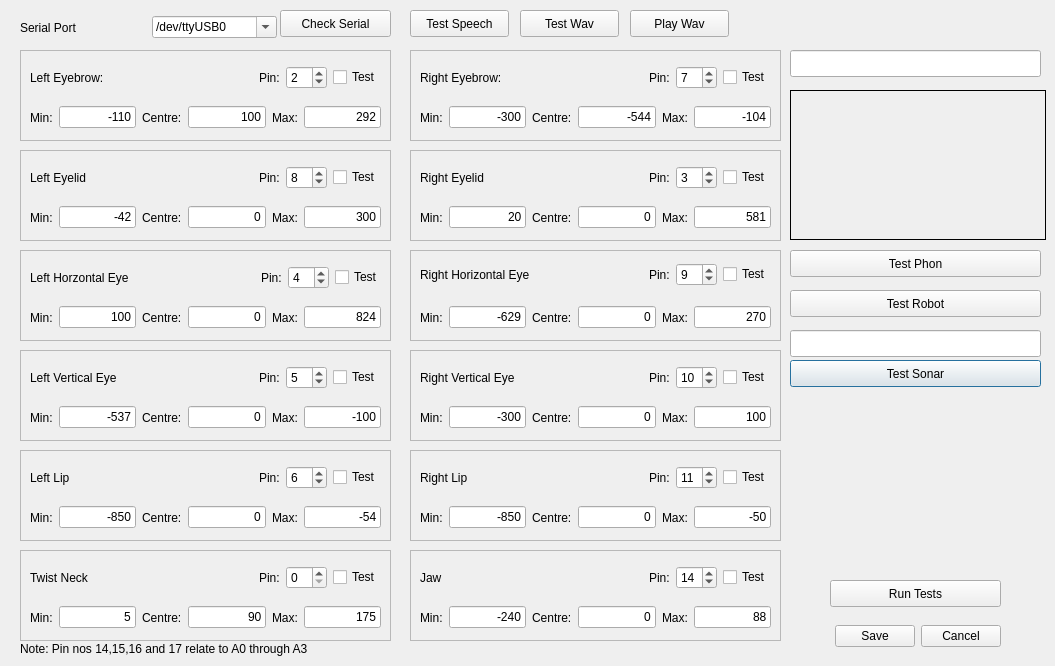
Above: configwindow.ui from ptbw/FriztV2 before the change. Below: the same form after it.
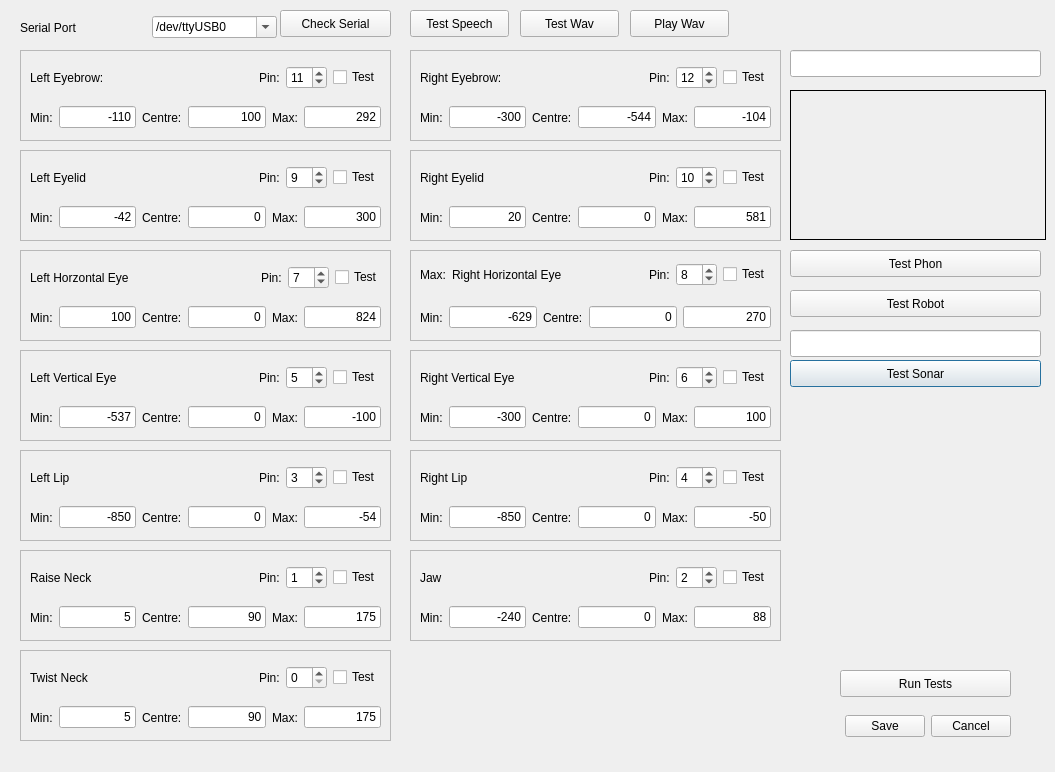
That is the form after the change.

```diff
--- a/configwindow.ui
+++ b/configwindow.ui
@@ -10,7 +10,7 @@
     <x>0</x>
     <y>0</y>
     <width>1055</width>
-    <height>666</height>
+    <height>772</height>
    </rect>
   </property>
   <property name="windowTitle">
@@ -19,9 +19,9 @@
   <widget class="QDialogButtonBox" name="btnCancelSave">
    <property name="geometry">
     <rect>
-     <x>660</x>
-     <y>620</y>
-     <width>341</width>
+     <x>840</x>
+     <y>710</y>
+     <width>171</width>
      <height>32</height>
     </rect>
    </property>
@@ -167,7 +167,7 @@
        <number>17</number>
       </property>
       <property name="value">
-       <number>2</number>
+       <number>11</number>
       </property>
      </widget>
     </item>
@@ -190,8 +190,8 @@
   <widget class="QPushButton" name="btnRunTests">
    <property name="geometry">
     <rect>
-     <x>830</x>
-     <y>580</y>
+     <x>840</x>
+     <y>670</y>
      <width>171</width>
      <height>27</height>
     </rect>
@@ -259,7 +259,7 @@
        <number>17</number>
       </property>
       <property name="value">
-       <number>7</number>
+       <number>12</number>
       </property>
      </widget>
     </item>
@@ -575,7 +575,7 @@
        <number>17</number>
       </property>
       <property name="value">
-       <number>8</number>
+       <number>9</number>
       </property>
      </widget>
     </item>
@@ -710,7 +710,7 @@
        <number>17</number>
       </property>
       <property name="value">
-       <number>4</number>
+       <number>7</number>
       </property>
      </widget>
     </item>
@@ -980,7 +980,7 @@
        <number>17</number>
       </property>
       <property name="value">
-       <number>6</number>
+       <number>3</number>
       </property>
      </widget>
     </item>
@@ -997,7 +997,7 @@
    <property name="geometry">
     <rect>
      <x>30</x>
-     <y>600</y>
+     <y>700</y>
      <width>351</width>
      <height>35</height>
     </rect>
@@ -1060,7 +1060,7 @@
    <property name="geometry">
     <rect>
      <x>20</x>
-     <y>550</y>
+     <y>650</y>
      <width>371</width>
      <height>91</height>
     </rect>
@@ -1076,7 +1076,7 @@
    <property name="geometry">
     <rect>
      <x>30</x>
-     <y>560</y>
+     <y>660</y>
      <width>351</width>
      <height>35</height>
     </rect>
@@ -1250,7 +1250,7 @@
        <number>17</number>
       </property>
       <property name="value">
-       <number>3</number>
+       <number>10</number>
       </property>
      </widget>
     </item>
@@ -1307,13 +1307,6 @@
       </property>
      </widget>
     </item>
-    <item>
-     <widget class="QLabel" name="label_44">
-      <property name="text">
-       <string>Max:</string>
-      </property>
-     </widget>
-    </item>
     <item>
      <widget class="QLineEdit" name="rightHorizontalEyeMax">
       <property name="text">
@@ -1352,6 +1345,13 @@
     </rect>
    </property>
    <layout class="QHBoxLayout" name="horizontalLayout_19">
+    <item>
+     <widget class="QLabel" name="label_44">
+      <property name="text">
+       <string>Max:</string>
+      </property>
+     </widget>
+    </item>
     <item>
      <widget class="QLabel" name="label_45">
       <property name="text">
@@ -1385,7 +1385,7 @@
        <number>17</number>
       </property>
       <property name="value">
-       <number>9</number>
+       <number>8</number>
       </property>
      </widget>
     </item>
@@ -1520,7 +1520,7 @@
        <number>17</number>
       </property>
       <property name="value">
-       <number>10</number>
+       <number>6</number>
       </property>
      </widget>
     </item>
@@ -1655,7 +1655,7 @@
        <number>17</number>
       </property>
       <property name="value">
-       <number>11</number>
+       <number>4</number>
       </property>
      </widget>
     </item>
@@ -1790,7 +1790,7 @@
        <number>17</number>
       </property>
       <property name="value">
-       <number>14</number>
+       <number>2</number>
       </property>
      </widget>
     </item>
@@ -1803,19 +1803,6 @@
     </item>
    </layout>
   </widget>
-  <widget class="QLabel" name="label_62">
-   <property name="geometry">
-    <rect>
-     <x>20</x>
-     <y>640</y>
-     <width>761</width>
-     <height>17</height>
-    </rect>
-   </property>
-   <property name="text">
-    <string>Note: Pin nos 14,15,16 and 17 relate to A0 through A3</string>
-   </property>
-  </widget>
   <widget class="QPushButton" name="btnTestSpeech_5">
    <property name="geometry">
     <rect>
@@ -1867,6 +1854,142 @@
     <bool>true</bool>
    </property>
   </widget>
+  <widget class="QWidget" name="layoutWidget_23">
+   <property name="geometry">
+    <rect>
+     <x>30</x>
+     <y>600</y>
+     <width>351</width>
+     <height>35</height>
+    </rect>
+   </property>
+   <layout class="QHBoxLayout" name="horizontalLayout_26">
+    <item>
+     <widget class="QLabel" name="label_62">
+      <property name="text">
+       <string>Min:</string>
+      </property>
+     </widget>
+    </item>
+    <item>
+     <widget class="QLineEdit" name="raiseNeckMin">
+      <property name="text">
+       <string>5</string>
+      </property>
+      <property name="alignment">
+       <set>Qt::AlignRight|Qt::AlignTrailing|Qt::AlignVCenter</set>
+      </property>
+     </widget>
+    </item>
+    <item>
+     <widget class="QLabel" name="label_63">
+      <property name="text">
+       <string>Centre:</string>
+      </property>
+     </widget>
+    </item>
+    <item>
+     <widget class="QLineEdit" name="raiseNeckTrim">
+      <property name="text">
+       <string>90</string>
+      </property>
+      <property name="alignment">
+       <set>Qt::AlignRight|Qt::AlignTrailing|Qt::AlignVCenter</set>
+      </property>
+     </widget>
+    </item>
+    <item>
+     <widget class="QLabel" name="label_64">
+      <property name="text">
+       <string>Max:</string>
+      </property>
+     </widget>
+    </item>
+    <item>
+     <widget class="QLineEdit" name="raiseNeckMax">
+      <property name="text">
+       <string>175</string>
+      </property>
+      <property name="alignment">
+       <set>Qt::AlignRight|Qt::AlignTrailing|Qt::AlignVCenter</set>
+      </property>
+     </widget>
+    </item>
+   </layout>
+  </widget>
+  <widget class="QWidget" name="layoutWidget_24">
+   <property name="geometry">
+    <rect>
+     <x>30</x>
+     <y>560</y>
+     <width>351</width>
+     <height>35</height>
+    </rect>
+   </property>
+   <layout class="QHBoxLayout" name="horizontalLayout_27">
+    <item>
+     <widget class="QLabel" name="label_65">
+      <property name="text">
+       <string>Raise Neck</string>
+      </property>
+     </widget>
+    </item>
+    <item>
+     <spacer name="horizontalSpacer_13">
+      <property name="orientation">
+       <enum>Qt::Horizontal</enum>
+      </property>
+      <property name="sizeHint" stdset="0">
+       <size>
+        <width>40</width>
+        <height>20</height>
+       </size>
+      </property>
+     </spacer>
+    </item>
+    <item>
+     <widget class="QLabel" name="label_66">
+      <property name="text">
+       <string>Pin:</string>
+      </property>
+     </widget>
+    </item>
+    <item>
+     <widget class="QSpinBox" name="raiseNeckPin">
+      <property name="maximum">
+       <number>17</number>
+      </property>
+      <property name="value">
+       <number>1</number>
+      </property>
+     </widget>
+    </item>
+    <item>
+     <widget class="QCheckBox" name="raiseNeckTest">
+      <property name="text">
+       <string>Test</string>
+      </property>
+     </widget>
+    </item>
+   </layout>
+  </widget>
+  <widget class="QFrame" name="frame_13">
+   <property name="geometry">
+    <rect>
+     <x>20</x>
+     <y>550</y>
+     <width>371</width>
+     <height>91</height>
+    </rect>
+   </property>
+   <property name="frameShape">
+    <enum>QFrame::StyledPanel</enum>
+   </property>
+   <property name="frameShadow">
+    <enum>QFrame::Raised</enum>
+   </property>
+  </widget>
+  <zorder>frame_13</zorder>
   <zorder>frame_2</zorder>
   <zorder>frame</zorder>
   <zorder>frame_3</zorder>
```
Left out of the diff: 3 changed lines with no effect on the pictures.
